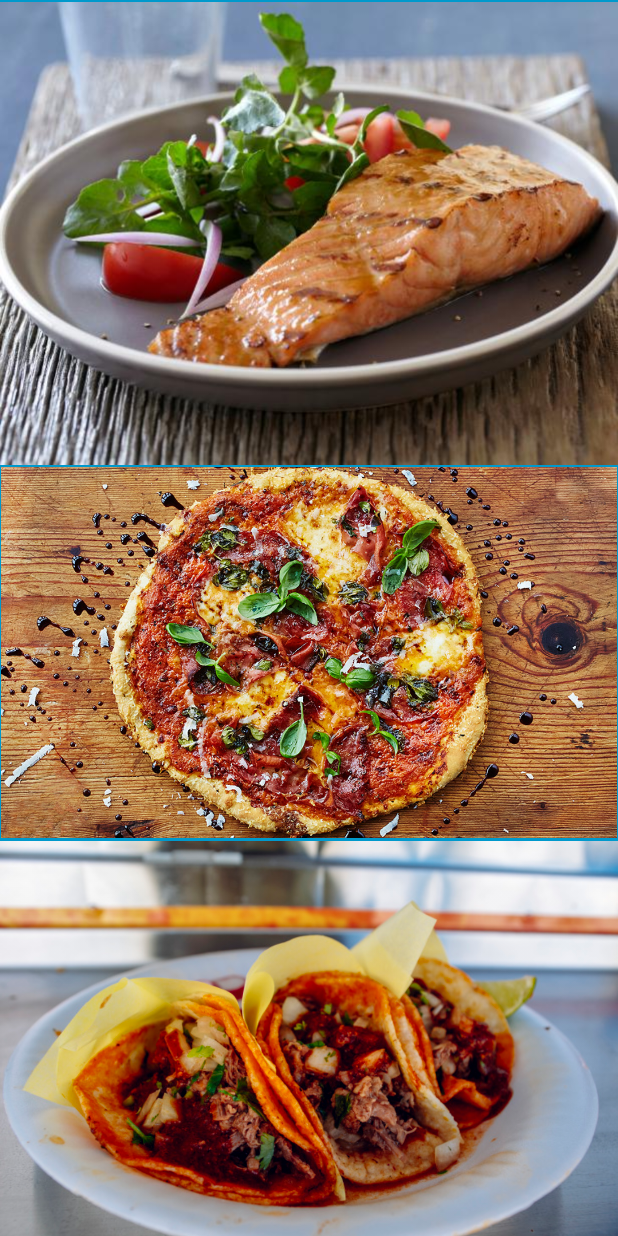
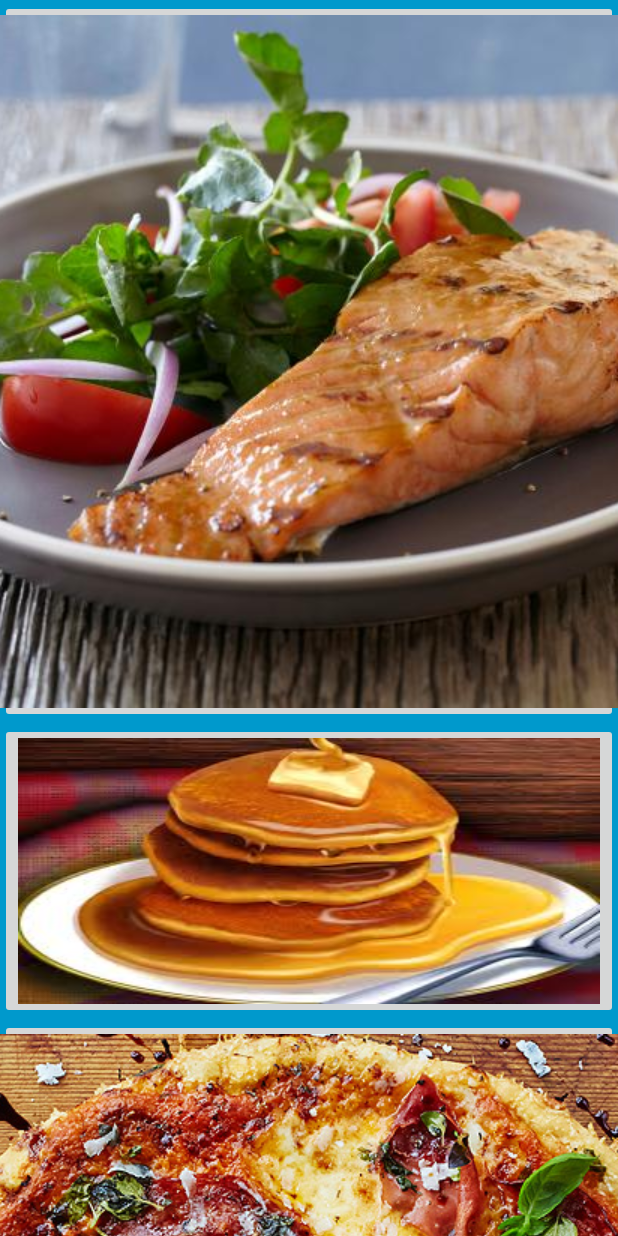
Before and after one commit to Yuichi-Kurino/FoodDivvy, an Android app: the screen it shows after launch (FullscreenActivity), on a phone screen of 412 x 824 dp. Run offline under Robolectric (Android 15) with nearby library versions, the phone set to English and light mode, and no system bars.

Commit message:
changed the layering of the scrolling and button

```diff
--- a/app/src/main/res/layout/activity_fullscreen.xml
+++ b/app/src/main/res/layout/activity_fullscreen.xml
@@ -26,23 +26,31 @@
             android:layout_height="match_parent">
         <LinearLayout android:layout_width="fill_parent" android:layout_height="wrap_content"
                       android:orientation="vertical">
-            <ImageView
-                    android:layout_width="wrap_content"
-                    android:layout_height="311dp" app:srcCompat="@drawable/a1382541357316"
-                    android:id="@+id/imageView4" android:layout_weight="1"/>
-            <ImageView
+            <ImageButton
                     android:layout_width="match_parent"
-                    app:srcCompat="@drawable/a2"
-                    android:id="@+id/imageView5" android:layout_height="247dp"
-                    android:contentDescription="@string/todo"/>
-            <ImageView
-                    android:layout_width="wrap_content"
-                    android:layout_height="280dp" app:srcCompat="@drawable/a5cbf5270089291000912ea89eight"
-                    android:id="@+id/imageView6" android:layout_weight="1"/>
-            <ImageView
+                    android:layout_height="wrap_content" app:srcCompat="@drawable/a1382541357316"
+                    android:id="@+id/imageButton"
+                    android:scaleType="centerCrop" android:isScrollContainer="true"/>
+            <ImageButton
                     android:layout_width="match_parent"
-                    android:layout_height="302dp" app:srcCompat="@drawable/food_plate_1"
-                    android:id="@+id/imageView9" android:layout_weight="1"/>
+                    android:layout_height="wrap_content" app:srcCompat="@drawable/images"
+                    android:id="@+id/imageButton4"
+                    android:scaleType="fitXY" android:isScrollContainer="true" android:keepScreenOn="false"/>
+            <ImageButton
+                    android:layout_width="match_parent"
+                    android:layout_height="match_parent" app:srcCompat="@drawable/a2"
+                    android:id="@+id/imageButton2"
+                    android:scaleType="centerCrop"/>
+            <ImageButton
+                    android:layout_width="match_parent"
+                    android:layout_height="wrap_content"
+                    app:srcCompat="@drawable/a5cbf5270089291000912ea89eight"
+                    android:id="@+id/imageButton3"
+                    android:scaleType="centerCrop"/>
+            <ImageButton
+                    android:layout_width="match_parent"
+                    android:layout_height="wrap_content" app:srcCompat="@drawable/pexels_photo_70497"
+                    android:id="@+id/imageButton5"/>
         </LinearLayout>
     </ScrollView>
     <FrameLayout android:layout_width="match_parent"
--- a/app/src/main/res/values/colors.xml
+++ b/app/src/main/res/values/colors.xml
@@ -1,7 +1,7 @@
 <?xml version="1.0" encoding="utf-8"?>
 <resources>
-    <color name="colorPrimary">#008577</color>
-    <color name="colorPrimaryDark">#00574B</color>
+    <color name="colorPrimary">#8A8F8F</color>
+    <color name="colorPrimaryDark">#424242</color>
     <color name="colorAccent">#D81B60</color>
 
     <color name="black_overlay">#66000000</color>
```
